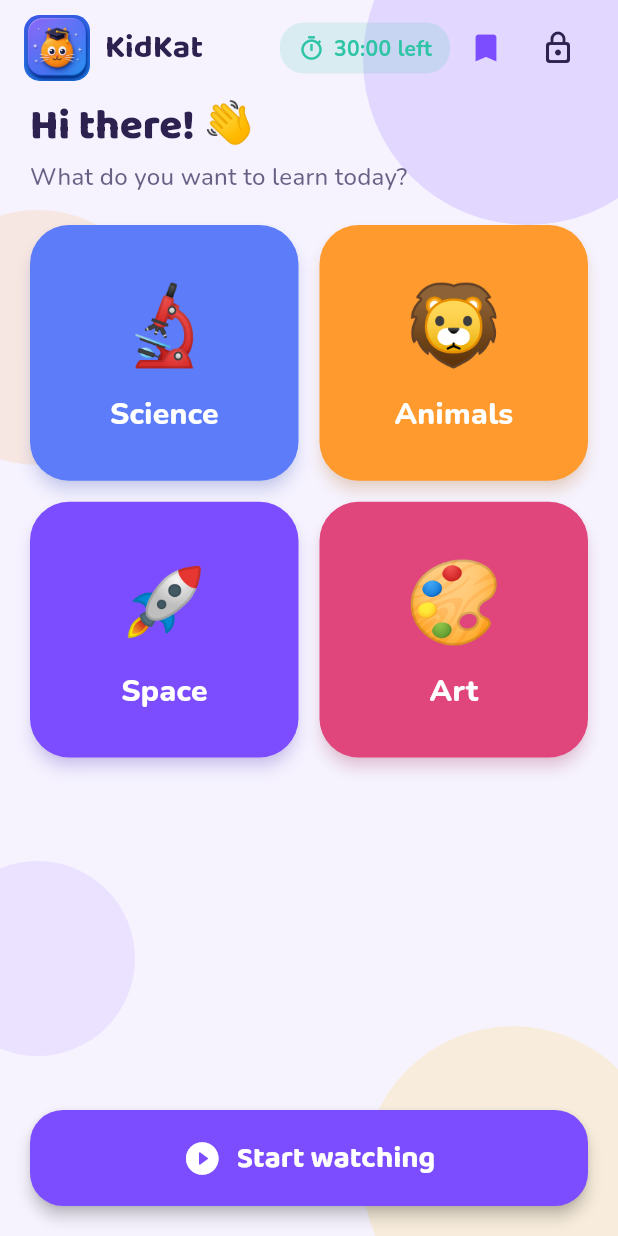
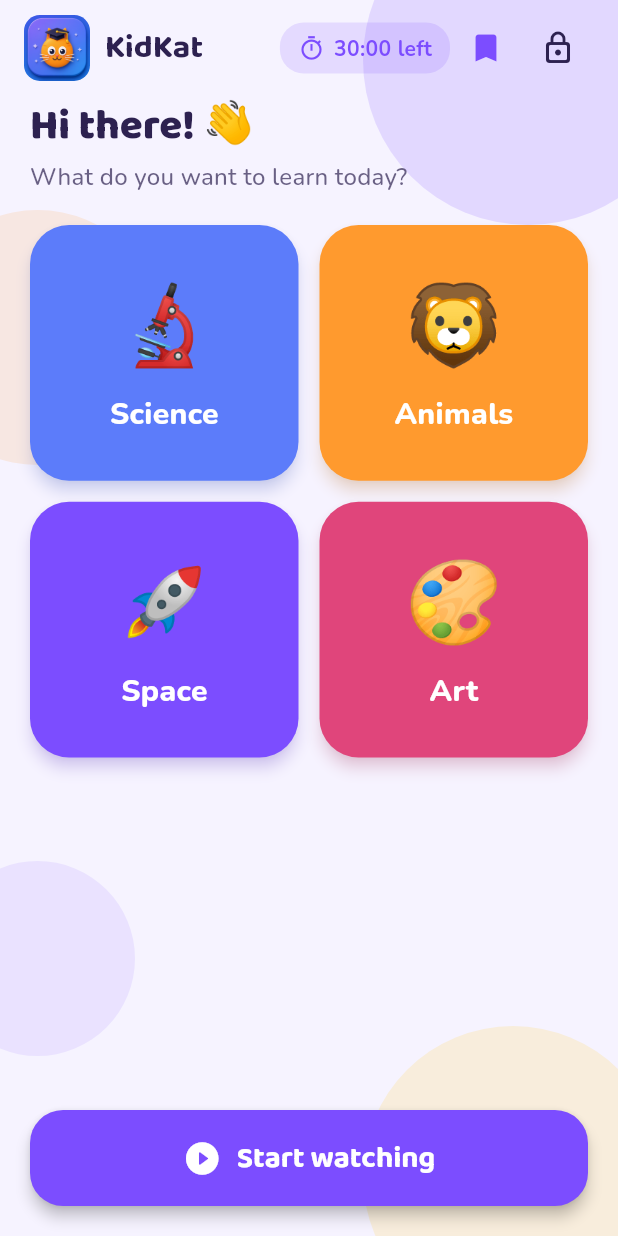
Before and after one commit to naveenneog/KidKat, a Flutter app: the KidHome screen opened by its route, on a phone screen of 412 x 824 dp. Run offline on Flutter 3.47's test engine with Material 3 defaults, Android fonts, the phone set to English and light mode, and no system bars; our stand-ins replace flutter_riverpod, go_router, google_fonts, shared_preferences, youtube_player_iframe; accounts and stored records are empty.

Commit message:
Fix QA-found bugs and release v0.6.0
- BigButton: derive legible foreground on light/dark backgrounds (BUG-01)
- Candy Bright palette pink-forward + theme-reactive chrome across app (BUG-08)
- Player: branded transition overlay hides YouTube chrome between clips (BUG-04/05)
- Demo playlist swapped to kid-safe, embeddable Blender open movies (BUG-07)
- API key: clear saved key on edit; verify from keyboard Go action (BUG-03/UX-01)
- Add bugfix regression tests (50 tests passing, analyze clean)

Co-authored-by: Copilot <223556219+Copilot@users.noreply.github.com>

```diff
--- a/lib/core/palette.dart
+++ b/lib/core/palette.dart
@@ -50,8 +50,8 @@ const Map<ThemeId, AppPalette> kPalettes = {
     id: ThemeId.candyBright,
     name: 'Candy Bright',
     emoji: '🍭',
-    primary: Color(0xFF8B5CF6),
-    secondary: Color(0xFFEC4899),
+    primary: Color(0xFFEC4899),
+    secondary: Color(0xFF8B5CF6),
     accent: Color(0xFFFBBF24),
     ink: Color(0xFF831843),
     bg: Color(0xFFFDF4FF),
--- a/lib/features/kid/kid_home.dart
+++ b/lib/features/kid/kid_home.dart
@@ -17,6 +17,7 @@ class KidHome extends ConsumerWidget {
   Widget build(BuildContext context, WidgetRef ref) {
     final config = ref.watch(parentConfigProvider);
     final remaining = ref.watch(remainingSecondsProvider);
+    final palette = ref.watch(paletteProvider);
     final topics = config.selectedTopicIds
         .map(topicById)
         .whereType<Topic>()
@@ -43,7 +44,7 @@ class KidHome extends ConsumerWidget {
                           style: Theme.of(context)
                               .textTheme
                               .titleMedium
-                              ?.copyWith(color: KidColors.ink.withValues(alpha: .7)),
+                              ?.copyWith(color: palette.ink.withValues(alpha: .7)),
                         ),
                         const SizedBox(height: 20),
                         if (topics.isEmpty)
@@ -90,12 +91,13 @@ class KidHome extends ConsumerWidget {
   }
 }
 
-class _TopBar extends StatelessWidget {
+class _TopBar extends ConsumerWidget {
   const _TopBar({required this.remaining});
   final int remaining;
 
   @override
-  Widget build(BuildContext context) {
+  Widget build(BuildContext context, WidgetRef ref) {
+    final palette = ref.watch(paletteProvider);
     return Padding(
       padding: const EdgeInsets.fromLTRB(16, 8, 16, 0),
       child: Row(
@@ -109,17 +111,17 @@ class _TopBar extends StatelessWidget {
             padding:
                 const EdgeInsets.symmetric(horizontal: 12, vertical: 7),
             decoration: BoxDecoration(
-              color: KidColors.green.withValues(alpha: 0.15),
+              color: palette.primary.withValues(alpha: 0.15),
               borderRadius: BorderRadius.circular(16),
             ),
             child: Row(
               children: [
-                const Icon(Icons.timer_outlined,
-                    size: 18, color: KidColors.green),
+                Icon(Icons.timer_outlined,
+                    size: 18, color: palette.primary),
                 const SizedBox(width: 6),
                 Text('${formatDuration(remaining)} left',
-                    style: const TextStyle(
-                        color: KidColors.green,
+                    style: TextStyle(
+                        color: palette.primary,
                         fontWeight: FontWeight.w700)),
               ],
             ),
@@ -127,13 +129,13 @@ class _TopBar extends StatelessWidget {
           IconButton(
             tooltip: 'Saved videos',
             onPressed: () => context.go('/saved'),
-            icon: const Icon(Icons.bookmark_rounded, color: KidColors.purple),
+            icon: Icon(Icons.bookmark_rounded, color: palette.primary),
           ),
           IconButton(
             tooltip: 'Parents',
             onPressed: () => context.go('/gate'),
-            icon: const Icon(Icons.lock_outline_rounded,
-                color: KidColors.ink),
+            icon: Icon(Icons.lock_outline_rounded,
+                color: palette.ink),
           ),
         ],
       ),
--- a/lib/widgets/brand.dart
+++ b/lib/widgets/brand.dart
@@ -1,6 +1,7 @@
 import 'package:flutter/material.dart';
 import 'package:flutter_riverpod/flutter_riverpod.dart';
 
+import '../core/theme.dart';
 import '../data/providers.dart';
 
 /// Full-screen brand gradient (theme-aware) used on welcome / break screens.
@@ -99,7 +100,17 @@ class BigButton extends StatelessWidget {
     return ElevatedButton(
       style: color == null
           ? null
-          : ElevatedButton.styleFrom(backgroundColor: color),
+          : ElevatedButton.styleFrom(
+              backgroundColor: color,
+              // Keep the label/icon legible on light backgrounds: the global
+              // ElevatedButton theme forces a white foreground, which would be
+              // invisible on a white/pale button.
+              foregroundColor:
+                  ThemeData.estimateBrightnessForColor(color!) ==
+                          Brightness.light
+                      ? KidColors.ink
+                      : Colors.white,
+            ),
       onPressed: onPressed,
       child: Row(
         mainAxisSize: MainAxisSize.min,
--- a/pubspec.yaml
+++ b/pubspec.yaml
@@ -16,7 +16,7 @@ publish_to: 'none' # Remove this line if you wish to publish to pub.dev
 # https://developer.apple.com/library/archive/documentation/General/Reference/InfoPlistKeyReference/Articles/CoreFoundationKeys.html
 # In Windows, build-name is used as the major, minor, and patch parts
 # of the product and file versions while build-number is used as the build suffix.
-version: 0.5.0+5
+version: 0.6.0+6
 
 environment:
   sdk: ^3.12.2
```
Also changed, not shown: lib/data/curation_service.dart (+7 -8 lines), lib/features/kid/saved_screen.dart (+9 -9 lines), lib/features/kid/session_screen.dart (+83 -10 lines), lib/features/parent/parent_dashboard.dart (+9 -7 lines), lib/features/parent/parent_gate.dart (+5 -4 lines), lib/widgets/api_key_setup.dart (+11 -1 lines), 2 other files.
